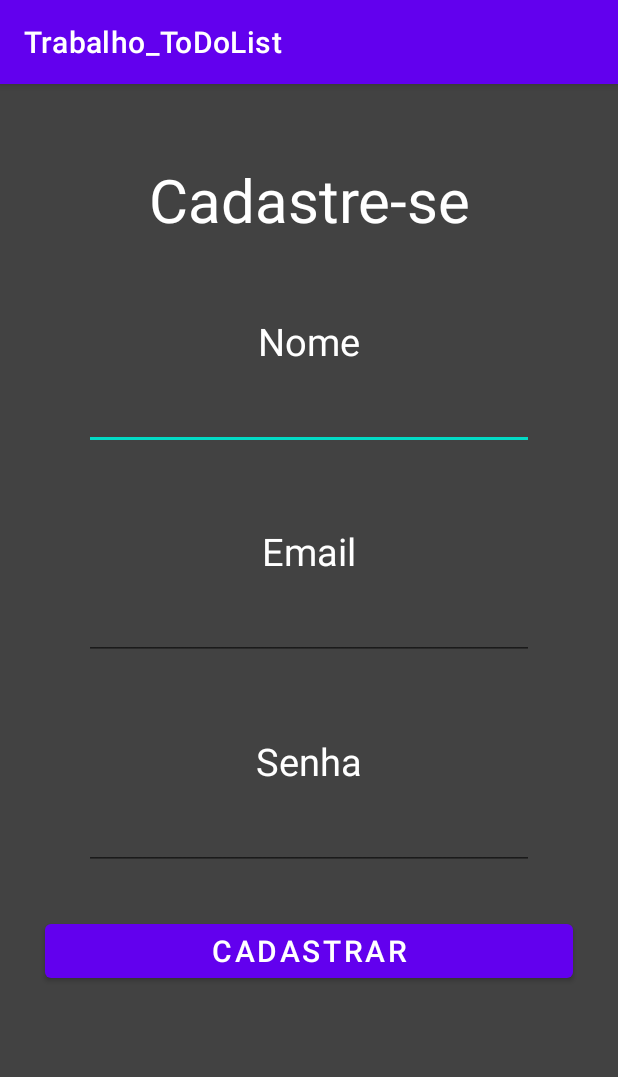
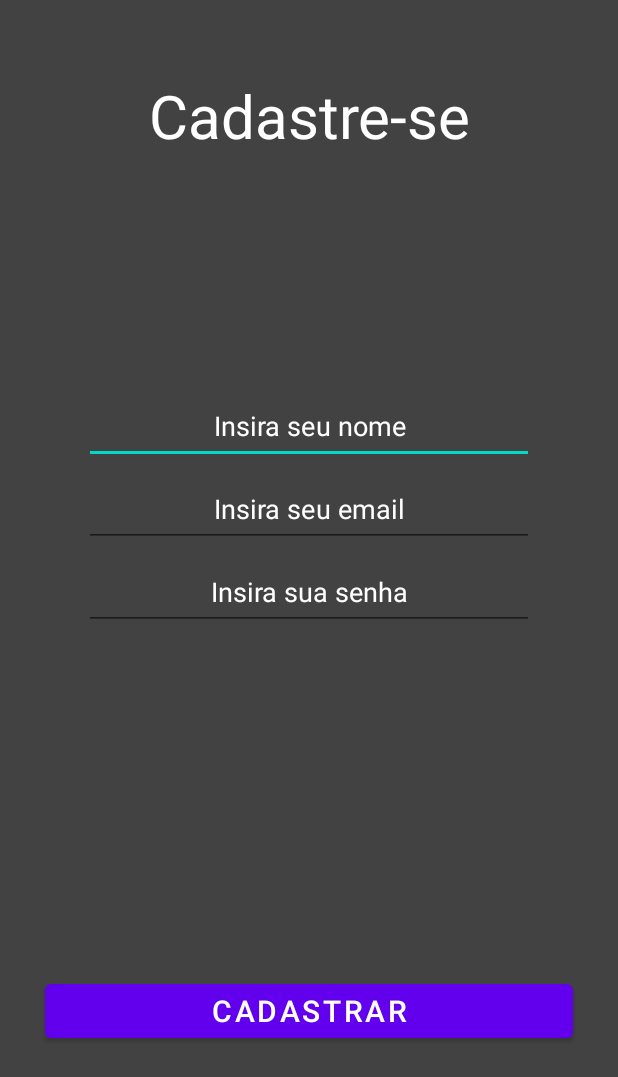
Before and after one commit to PedroVasconcelos18/TrabalhoAmbienteMoveis_ToDoList, an Android app: the SignUpActivity screen opened directly, with no data from a screen before it, on a phone screen of 412 x 824 dp. Shown: the top 1077 px of the screen. Run offline under Robolectric (Android 15) with nearby library versions, the phone set to English and light mode, and no system bars.

Commit message:
Implmentação do cadastro e login, implementação do esqueleto para listagem de tasks

```diff
--- a/Trabalho_ToDoList/app/src/main/AndroidManifest.xml
+++ b/Trabalho_ToDoList/app/src/main/AndroidManifest.xml
@@ -11,7 +11,13 @@
         android:supportsRtl="true"
         android:theme="@style/Theme.Trabalho_ToDoList">
         <activity
-            android:name=".ui.activities.CadastrarActivity"
+            android:name=".ui.activities.SignUpActivity"
+            android:exported="true" />
+        <activity
+            android:name=".ui.activities.SignInActivity"
+            android:exported="true" />
+        <activity
+            android:name=".ui.activities.TasksActivity"
             android:exported="true" />
         <activity
             android:name=".ui.activities.MainActivity"
--- a/Trabalho_ToDoList/app/src/main/java/br/com/cotemig/trabalho/todolist/models/Usuario.kt
+++ b/Trabalho_ToDoList/app/src/main/java/br/com/cotemig/trabalho/todolist/models/Usuario.kt
@@ -5,5 +5,5 @@ class Usuario {
     var email: String? = null
     var password: String? = null
     var name: String? = null
-
+    var token: String? = null
 }
--- a/Trabalho_ToDoList/app/src/main/java/br/com/cotemig/trabalho/todolist/services/RetrofitInitializer.kt
+++ b/Trabalho_ToDoList/app/src/main/java/br/com/cotemig/trabalho/todolist/services/RetrofitInitializer.kt
@@ -17,4 +17,8 @@ class RetrofitInitializer {
         return retrofit.create(ServiceUsuario::class.java)
     }
 
+    fun serviceTask(): ServiceTask {
+        return retrofit.create(ServiceTask::class.java)
+    }
+
 }
--- a/Trabalho_ToDoList/app/src/main/java/br/com/cotemig/trabalho/todolist/ui/activities/MainActivity.kt
+++ b/Trabalho_ToDoList/app/src/main/java/br/com/cotemig/trabalho/todolist/ui/activities/MainActivity.kt
@@ -16,10 +16,20 @@ class MainActivity : AppCompatActivity() {
             onClickCadastrar();
         }
 
+        var loginButton = findViewById<Button>(R.id.loginButton)
+        loginButton.setOnClickListener {
+            onClickLogin();
+        }
+
     }
 
     fun onClickCadastrar() {
-        var intent = Intent(this, CadastrarActivity::class.java)
+        var intent = Intent(this, SignUpActivity::class.java)
+        startActivity(intent)
+    }
+
+    fun onClickLogin() {
+        var intent = Intent(this, SignInActivity::class.java)
         startActivity(intent)
     }
 }
--- a/Trabalho_ToDoList/app/src/main/java/br/com/cotemig/trabalho/todolist/ui/activities/CadastrarActivity.kt
+++ b/Trabalho_ToDoList/app/src/main/java/br/com/cotemig/trabalho/todolist/ui/activities/SignUpActivity.kt
@@ -11,7 +11,7 @@ import com.google.android.material.textfield.TextInputEditText
 import retrofit2.Call
 import retrofit2.Response
 
-class CadastrarActivity : AppCompatActivity() {
+class SignUpActivity : AppCompatActivity() {
     override fun onCreate(savedInstanceState: Bundle?) {
         super.onCreate(savedInstanceState)
         setContentView(R.layout.activity_sign_up)
@@ -25,7 +25,7 @@ class CadastrarActivity : AppCompatActivity() {
     }
 
     fun cadastrarNovoUsuario() {
-        var nameInput = findViewById<TextInputEditText>(R.id.nameInput);
+        var nameInput = findViewById<TextInputEditText>(R.id.nameInput)
         var emailInput = findViewById<TextInputEditText>(R.id.emailInput);
         var passInput = findViewById<TextInputEditText>(R.id.passInput);
 
@@ -40,7 +40,7 @@ class CadastrarActivity : AppCompatActivity() {
         call.enqueue(object : retrofit2.Callback<Usuario> {
             override fun onResponse(call: Call<Usuario>, response: Response<Usuario>) {
                 if (response.code() == 200) {
-                    var intent = Intent(this@CadastrarActivity, SignInActivity::class.java)
+                    var intent = Intent(this@SignUpActivity, SignInActivity::class.java)
                     startActivity(intent)
                 }
             }
--- a/Trabalho_ToDoList/app/src/main/res/layout/activity_sign_up.xml
+++ b/Trabalho_ToDoList/app/src/main/res/layout/activity_sign_up.xml
@@ -1,7 +1,8 @@
 <?xml version="1.0" encoding="utf-8"?>
-<RelativeLayout
-    xmlns:android="http://schemas.android.com/apk/res/android"
+<RelativeLayout xmlns:android="http://schemas.android.com/apk/res/android"
+    xmlns:tools="http://schemas.android.com/tools"
     android:layout_width="match_parent"
+    xmlns:app="http://schemas.android.com/apk/res-auto"
     android:background="@color/cardview_dark_background"
     android:layout_height="match_parent">
 
@@ -13,96 +14,66 @@
         android:gravity="center"
         android:text="@string/sign_up_title"
         android:textColor="@color/white"
-        android:textSize="40dp" />
+        android:textSize="40dp"
+        android:layout_marginBottom="150dp"/>
 
     <RelativeLayout
-        android:id="@+id/name"
+        android:id="@+id/cadastroInputs"
         android:layout_below="@id/tituloSignUp"
         android:layout_width="match_parent"
-        android:layout_height="wrap_content" >
-
-        <TextView
-            android:id="@+id/titleNome"
-            android:layout_width="match_parent"
-            android:layout_height="wrap_content"
-            android:layout_marginTop="50dp"
-            android:textColor="@color/white"
-            android:gravity="center"
-            android:text="@string/sign_up_name"
-            android:textSize="25dp" />
+        android:layout_height="wrap_content"
+        android:layout_marginBottom="200dp">
 
         <com.google.android.material.textfield.TextInputEditText
             android:id="@+id/nameInput"
-            android:layout_below="@id/titleNome"
+            android:layout_width="300dp"
+            android:layout_height="50dp"
             android:layout_centerHorizontal="true"
             android:layout_marginTop="5dp"
+            android:gravity="center"
+            android:hint="@string/insira_seu_nome_input"
+            android:inputType="text"
             android:textColor="@color/white"
-            android:gravity="center"
-            android:layout_width="300dp"
-            android:layout_height="50dp" />
+            android:textColorHint="@color/white"
+            android:nextFocusDown="@id/emailInput"/>
 
-
-    </RelativeLayout>
-
-    <RelativeLayout
-        android:id="@+id/email"
-        android:layout_width="match_parent"
-        android:layout_height="wrap_content"
-        android:layout_below="@id/name">
-
-        <TextView
-            android:id="@+id/titleEmail"
-            android:layout_width="match_parent"
-            android:layout_height="wrap_content"
-            android:textColor="@color/white"
-            android:layout_marginTop="50dp"
-            android:gravity="center"
-            android:text="@string/sign_up_email"
-            android:textSize="25dp" />
 
         <com.google.android.material.textfield.TextInputEditText
             android:id="@+id/emailInput"
+            android:layout_below="@id/nameInput"
             android:layout_width="300dp"
             android:layout_height="50dp"
-            android:layout_below="@id/titleEmail"
+            android:hint="@string/insira_seu_email_input"
+            android:textColorHint="@color/white"
             android:layout_centerHorizontal="true"
             android:textColor="@color/white"
             android:layout_marginTop="5dp"
-            android:gravity="center" />
+            android:gravity="center"
+            android:inputType="textEmailAddress"
+            android:nextFocusDown="@id/passInput"
+            />
 
-    </RelativeLayout>
-
-    <RelativeLayout
-        android:id="@+id/pass"
-        android:layout_below="@id/email"
-        android:layout_width="match_parent"
-        android:layout_height="wrap_content" >
-
-        <TextView
-            android:id="@+id/titlePass"
-            android:layout_width="match_parent"
-            android:layout_height="wrap_content"
-            android:textColor="@color/white"
-            android:layout_marginTop="50dp"
-            android:gravity="center"
-            android:text="@string/sign_up_pass"
-            android:textSize="25dp" />
 
         <com.google.android.material.textfield.TextInputEditText
             android:id="@+id/passInput"
-            android:layout_below="@id/titlePass"
+            android:hint="@string/insira_sua_senha_input"
+            android:layout_below="@id/emailInput"
+            android:textColorHint="@color/white"
             android:layout_centerHorizontal="true"
             android:layout_marginTop="5dp"
             android:gravity="center"
             android:textColor="@color/white"
             android:layout_width="300dp"
-            android:layout_height="50dp" />
+            android:layout_height="50dp"
+            android:password="true"
+            tools:ignore="Deprecated"
+            />
 
     </RelativeLayout>
 
     <Button
         android:id="@+id/cadastrar"
-        android:layout_below="@id/pass"
+        android:layout_below="@id/cadastroInputs"
         android:layout_marginHorizontal="30dp"
         android:layout_centerHorizontal="true"
         android:layout_width="match_parent"
--- a/Trabalho_ToDoList/app/src/main/res/values/strings.xml
+++ b/Trabalho_ToDoList/app/src/main/res/values/strings.xml
@@ -1,9 +1,16 @@
 <resources>
     <string name="app_name">Trabalho_ToDoList</string>
     <string name="bem_vindo_text">Bem-vindo</string>
+    <string name="login_instrucoes_text">Insira os dados abaixo para executar o login</string>
     <string name="to_do_list_title">To Do List</string>
     <string name="sign_up_title">Cadastre-se</string>
     <string name="sign_up_name">Nome</string>
     <string name="sign_up_email">Email</string>
     <string name="sign_up_pass">Senha</string>
+    <string name="sign_in_title">Login</string>
+    <string name="insira_sua_senha_input">Insira sua senha</string>
+    <string name="insira_seu_email_input">Insira seu email</string>
+    <string name="insira_seu_nome_input">Insira seu nome</string>
+    <string name="title_tarefas">Tarefas</string>
+    <string name="mock_item_task">Teste</string>
 </resources>
--- a/Trabalho_ToDoList/app/src/main/res/values/themes.xml
+++ b/Trabalho_ToDoList/app/src/main/res/values/themes.xml
@@ -1,6 +1,6 @@
 <resources xmlns:tools="http://schemas.android.com/tools">
     <!-- Base application theme. -->
-    <style name="Theme.Trabalho_ToDoList" parent="Theme.MaterialComponents.DayNight.DarkActionBar">
+    <style name="Theme.Trabalho_ToDoList" parent="Theme.MaterialComponents.DayNight.NoActionBar">
         <!-- Primary brand color. -->
         <item name="colorPrimary">@color/purple_500</item>
         <item name="colorPrimaryVariant">@color/purple_700</item>
```
Also changed, not shown: Trabalho_ToDoList/app/src/main/java/br/com/cotemig/trabalho/todolist/models/Task.kt (added, +10 -0 lines), Trabalho_ToDoList/app/src/main/java/br/com/cotemig/trabalho/todolist/services/ServiceTask.kt (added, +15 -0 lines), Trabalho_ToDoList/app/src/main/java/br/com/cotemig/trabalho/todolist/ui/activities/SignInActivity.kt (+55 -1 lines), Trabalho_ToDoList/app/src/main/java/br/com/cotemig/trabalho/todolist/ui/activities/TasksActivity.kt (added, +52 -0 lines), Trabalho_ToDoList/app/src/main/java/br/com/cotemig/trabalho/todolist/ui/adapters/TasksAdapter.kt (added, +38 -0 lines), Trabalho_ToDoList/app/src/main/res/layout/acitivity_sign_in.xml (added, +81 -0 lines), Trabalho_ToDoList/app/src/main/res/layout/activity_tasks.xml (added, +24 -0 lines), Trabalho_ToDoList/app/src/main/res/layout/item_task.xml (added, +19 -0 lines), 143 other files.
